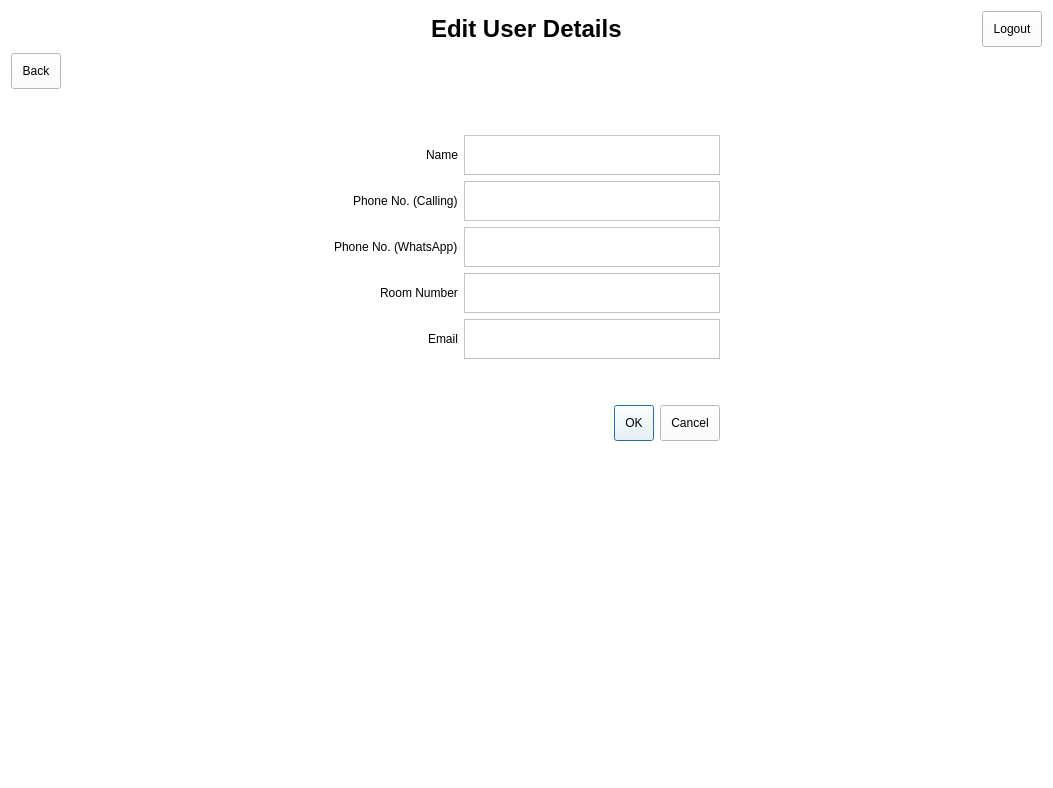
Old version of the form editdetails.ui in the repository arc-bphc/sims-gui.
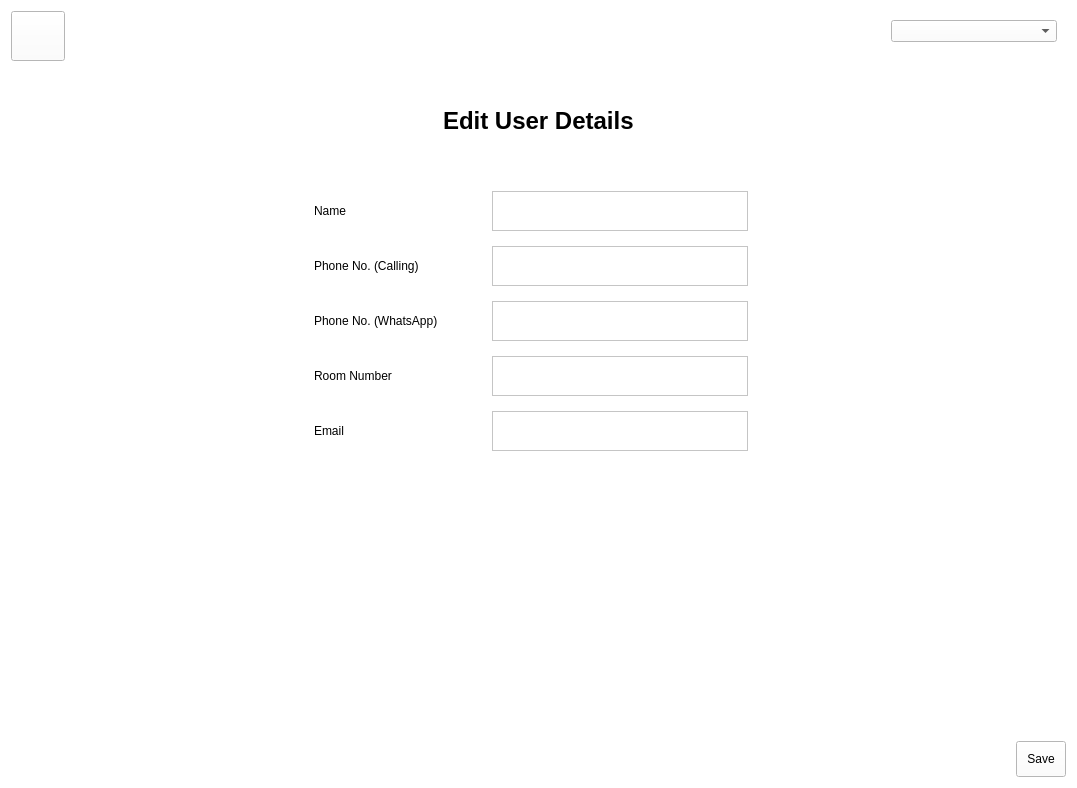
New version of the form. Icons and pictures are not drawn.

```diff
--- a/editdetails.ui
+++ b/editdetails.ui
@@ -6,7 +6,7 @@
    <rect>
     <x>0</x>
     <y>0</y>
-    <width>1053</width>
+    <width>1077</width>
     <height>788</height>
    </rect>
   </property>
@@ -24,27 +24,23 @@
 QWidget {background-color: white}
 </string>
   </property>
+  <layout class="QGridLayout" name="gridLayout_3">
+   <item row="1" column="0">
+    <spacer name="verticalSpacer">
+     <property name="orientation">
+      <enum>Qt::Vertical</enum>
+     </property>
+     <property name="sizeHint" stdset="0">
+      <size>
+       <width>20</width>
+       <height>40</height>
+      </size>
+     </property>
+    </spacer>
+   </item>
+   <item row="0" column="0">
   <layout class="QGridLayout" name="gridLayout_2">
-   <item row="0" column="0">
-    <layout class="QGridLayout" name="gridLayout">
-     <item row="1" column="0" alignment="Qt::AlignLeft|Qt::AlignTop">
-      <widget class="QPushButton" name="pushButton_2">
-       <property name="maximumSize">
-        <size>
-         <width>80</width>
-         <height>16777215</height>
-        </size>
-       </property>
-       <property name="text">
-        <string>Back</string>
-       </property>
-       <property name="icon">
-        <iconset>
-         <normaloff>ChevronLeft-128.png</normaloff>ChevronLeft-128.png</iconset>
-       </property>
-      </widget>
-     </item>
-     <item row="2" column="2">
+     <item row="1" column="1">
       <spacer name="verticalSpacer_2">
        <property name="orientation">
         <enum>Qt::Vertical</enum>
@@ -57,25 +53,27 @@
        </property>
       </spacer>
      </item>
-     <item row="9" column="2" alignment="Qt::AlignRight">
-      <widget class="QDialogButtonBox" name="buttonBox">
-       <property name="standardButtons">
-        <set>QDialogButtonBox::Cancel|QDialogButtonBox::Ok</set>
+     <item row="0" column="2" alignment="Qt::AlignRight|Qt::AlignTop">
+      <widget class="QWidget" name="" native="true">
+       <property name="minimumSize">
+        <size>
+         <width>250</width>
+         <height>0</height>
+        </size>
        </property>
-      </widget>
-     </item>
-     <item row="0" column="0" alignment="Qt::AlignLeft|Qt::AlignTop">
-      <widget class="QLabel" name="label_9">
-       <property name="sizePolicy">
-        <sizepolicy hsizetype="Fixed" vsizetype="Fixed">
-         <horstretch>0</horstretch>
-         <verstretch>0</verstretch>
-        </sizepolicy>
+       <property name="maximumSize">
+        <size>
+         <width>400</width>
+         <height>16777215</height>
+        </size>
        </property>
+       <layout class="QHBoxLayout" name="horizontalLayout">
+        <item>
+         <widget class="QLabel" name="label_8">
        <property name="maximumSize">
         <size>
-         <width>175</width>
-         <height>150</height>
+            <width>60</width>
+            <height>60</height>
         </size>
        </property>
        <property name="text">
@@ -89,7 +87,50 @@
        </property>
       </widget>
      </item>
-     <item row="5" column="1" alignment="Qt::AlignRight">
+        <item>
+         <widget class="QComboBox" name="comboBox"/>
+        </item>
+       </layout>
+      </widget>
+     </item>
+     <item row="4" column="0" colspan="3" alignment="Qt::AlignHCenter">
+      <widget class="QWidget" name="" native="true">
+       <property name="minimumSize">
+        <size>
+         <width>450</width>
+         <height>300</height>
+        </size>
+       </property>
+       <widget class="QWidget" name="">
+        <property name="geometry">
+         <rect>
+          <x>1</x>
+          <y>1</y>
+          <width>434</width>
+          <height>278</height>
+         </rect>
+        </property>
+        <layout class="QGridLayout" name="gridLayout">
+         <item row="0" column="1">
+          <widget class="QTextEdit" name="textEdit">
+           <property name="enabled">
+            <bool>false</bool>
+           </property>
+           <property name="sizePolicy">
+            <sizepolicy hsizetype="Preferred" vsizetype="Minimum">
+             <horstretch>0</horstretch>
+             <verstretch>0</verstretch>
+            </sizepolicy>
+           </property>
+           <property name="maximumSize">
+            <size>
+             <width>400</width>
+             <height>40</height>
+            </size>
+           </property>
+          </widget>
+         </item>
+         <item row="2" column="0">
       <widget class="QLabel" name="label_3">
        <property name="maximumSize">
         <size>
@@ -102,20 +143,20 @@
        </property>
       </widget>
      </item>
-     <item row="9" column="0">
-      <spacer name="horizontalSpacer_3">
-       <property name="orientation">
-        <enum>Qt::Horizontal</enum>
-       </property>
-       <property name="sizeHint" stdset="0">
+         <item row="1" column="0">
+          <widget class="QLabel" name="label_2">
+           <property name="maximumSize">
         <size>
-         <width>40</width>
-         <height>20</height>
-        </size>
-       </property>
-      </spacer>
-     </item>
-     <item row="4" column="2" alignment="Qt::AlignHCenter|Qt::AlignVCenter">
+             <width>16777215</width>
+             <height>40</height>
+            </size>
+           </property>
+           <property name="text">
+            <string>Phone No. (Calling)</string>
+           </property>
+          </widget>
+         </item>
+         <item row="1" column="1">
       <widget class="QTextEdit" name="textEdit_2">
        <property name="sizePolicy">
         <sizepolicy hsizetype="Preferred" vsizetype="Minimum">
@@ -131,20 +172,49 @@
        </property>
       </widget>
      </item>
+         <item row="3" column="0">
+          <widget class="QLabel" name="label_4">
+           <property name="maximumSize">
+            <size>
+             <width>16777215</width>
+             <height>40</height>
+            </size>
+           </property>
+           <property name="text">
+            <string>Room Number</string>
+           </property>
+          </widget>
+         </item>
      <item row="4" column="0">
-      <spacer name="horizontalSpacer">
-       <property name="orientation">
-        <enum>Qt::Horizontal</enum>
-       </property>
-       <property name="sizeHint" stdset="0">
+          <widget class="QLabel" name="label_5">
+           <property name="maximumSize">
+            <size>
+             <width>16777215</width>
+             <height>40</height>
+            </size>
+           </property>
+           <property name="text">
+            <string>Email</string>
+           </property>
+          </widget>
+         </item>
+         <item row="2" column="1">
+          <widget class="QTextEdit" name="textEdit_3">
+           <property name="sizePolicy">
+            <sizepolicy hsizetype="Preferred" vsizetype="Minimum">
+             <horstretch>0</horstretch>
+             <verstretch>0</verstretch>
+            </sizepolicy>
+           </property>
+           <property name="maximumSize">
         <size>
-         <width>40</width>
-         <height>20</height>
-        </size>
-       </property>
-      </spacer>
-     </item>
-     <item row="3" column="1" alignment="Qt::AlignRight">
+             <width>400</width>
+             <height>40</height>
+            </size>
+           </property>
+          </widget>
+         </item>
+         <item row="0" column="0">
       <widget class="QLabel" name="label">
        <property name="maximumSize">
         <size>
@@ -157,78 +227,78 @@
        </property>
       </widget>
      </item>
-     <item row="6" column="1" alignment="Qt::AlignRight">
-      <widget class="QLabel" name="label_4">
+         <item row="3" column="1">
+          <widget class="QTextEdit" name="textEdit_4">
+           <property name="sizePolicy">
+            <sizepolicy hsizetype="Preferred" vsizetype="Minimum">
+             <horstretch>0</horstretch>
+             <verstretch>0</verstretch>
+            </sizepolicy>
+           </property>
        <property name="maximumSize">
         <size>
-         <width>16777215</width>
+             <width>400</width>
          <height>40</height>
         </size>
        </property>
-       <property name="text">
-        <string>Room Number</string>
-       </property>
-      </widget>
-     </item>
-     <item row="4" column="1" alignment="Qt::AlignRight">
-      <widget class="QLabel" name="label_2">
+          </widget>
+         </item>
+         <item row="4" column="1">
+          <widget class="QTextEdit" name="textEdit_5">
+           <property name="sizePolicy">
+            <sizepolicy hsizetype="Preferred" vsizetype="Minimum">
+             <horstretch>0</horstretch>
+             <verstretch>0</verstretch>
+            </sizepolicy>
+           </property>
        <property name="maximumSize">
         <size>
-         <width>16777215</width>
+             <width>400</width>
          <height>40</height>
         </size>
        </property>
-       <property name="text">
-        <string>Phone No. (Calling)</string>
-       </property>
-      </widget>
-     </item>
-     <item row="4" column="3">
-      <spacer name="horizontalSpacer_2">
-       <property name="orientation">
-        <enum>Qt::Horizontal</enum>
-       </property>
-       <property name="sizeHint" stdset="0">
-        <size>
-         <width>40</width>
-         <height>20</height>
-        </size>
-       </property>
-      </spacer>
+          </widget>
+         </item>
+        </layout>
+       </widget>
+      </widget>
      </item>
-     <item row="0" column="1" colspan="2" alignment="Qt::AlignHCenter|Qt::AlignVCenter">
+     <item row="2" column="1" alignment="Qt::AlignHCenter|Qt::AlignTop">
       <widget class="QLabel" name="label_10">
        <property name="text">
         <string>&lt;html&gt;&lt;head/&gt;&lt;body&gt;&lt;p&gt;&lt;span style=&quot; font-size:18pt; font-weight:600;&quot;&gt;Edit User Details&lt;/span&gt;&lt;/p&gt;&lt;/body&gt;&lt;/html&gt;</string>
        </property>
       </widget>
      </item>
-     <item row="6" column="2" alignment="Qt::AlignHCenter">
-      <widget class="QTextEdit" name="textEdit_4">
-       <property name="sizePolicy">
-        <sizepolicy hsizetype="Preferred" vsizetype="Minimum">
-         <horstretch>0</horstretch>
-         <verstretch>0</verstretch>
-        </sizepolicy>
-       </property>
+     <item row="0" column="1" alignment="Qt::AlignHCenter|Qt::AlignTop">
+      <widget class="QLabel" name="label_7">
        <property name="maximumSize">
         <size>
-         <width>400</width>
-         <height>40</height>
+         <width>175</width>
+         <height>150</height>
         </size>
        </property>
+       <property name="text">
+        <string/>
+       </property>
+       <property name="pixmap">
+        <pixmap>13015184_719298964879056_6631447530178360880_n.png</pixmap>
+       </property>
+       <property name="scaledContents">
+        <bool>true</bool>
+       </property>
       </widget>
      </item>
-     <item row="0" column="3" alignment="Qt::AlignRight|Qt::AlignTop">
+     <item row="0" column="0" alignment="Qt::AlignLeft|Qt::AlignTop">
       <widget class="QPushButton" name="pushButton">
-       <property name="maximumSize">
+       <property name="minimumSize">
         <size>
-         <width>120</width>
-         <height>16777215</height>
+         <width>50</width>
+         <height>50</height>
         </size>
        </property>
        <property name="text">
-        <string>Logout</string>
+        <string/>
        </property>
        <property name="icon">
         <iconset theme="system-shutdown">
@@ -236,84 +306,7 @@
        </property>
       </widget>
      </item>
-     <item row="9" column="3">
-      <spacer name="horizontalSpacer_4">
-       <property name="orientation">
-        <enum>Qt::Horizontal</enum>
-       </property>
-       <property name="sizeHint" stdset="0">
-        <size>
-         <width>40</width>
-         <height>20</height>
-        </size>
-       </property>
-      </spacer>
-     </item>
-     <item row="7" column="1" alignment="Qt::AlignRight">
-      <widget class="QLabel" name="label_5">
-       <property name="maximumSize">
-        <size>
-         <width>16777215</width>
-         <height>40</height>
-        </size>
-       </property>
-       <property name="text">
-        <string>Email</string>
-       </property>
-      </widget>
-     </item>
-     <item row="7" column="2" alignment="Qt::AlignHCenter">
-      <widget class="QTextEdit" name="textEdit_5">
-       <property name="sizePolicy">
-        <sizepolicy hsizetype="Preferred" vsizetype="Minimum">
-         <horstretch>0</horstretch>
-         <verstretch>0</verstretch>
-        </sizepolicy>
-       </property>
-       <property name="maximumSize">
-        <size>
-         <width>400</width>
-         <height>40</height>
-        </size>
-       </property>
-      </widget>
-     </item>
-     <item row="5" column="2" alignment="Qt::AlignHCenter">
-      <widget class="QTextEdit" name="textEdit_3">
-       <property name="sizePolicy">
-        <sizepolicy hsizetype="Preferred" vsizetype="Minimum">
-         <horstretch>0</horstretch>
-         <verstretch>0</verstretch>
-        </sizepolicy>
-       </property>
-       <property name="maximumSize">
-        <size>
-         <width>400</width>
-         <height>40</height>
-        </size>
-       </property>
-      </widget>
-     </item>
-     <item row="3" column="2" alignment="Qt::AlignHCenter">
-      <widget class="QTextEdit" name="textEdit">
-       <property name="enabled">
-        <bool>false</bool>
-       </property>
-       <property name="sizePolicy">
-        <sizepolicy hsizetype="Preferred" vsizetype="Minimum">
-         <horstretch>0</horstretch>
-         <verstretch>0</verstretch>
-        </sizepolicy>
-       </property>
-       <property name="maximumSize">
-        <size>
-         <width>400</width>
-         <height>40</height>
-        </size>
-       </property>
-      </widget>
-     </item>
-     <item row="8" column="2">
+     <item row="3" column="1">
       <spacer name="verticalSpacer_3">
        <property name="orientation">
         <enum>Qt::Vertical</enum>
@@ -328,18 +321,21 @@
      </item>
     </layout>
    </item>
-   <item row="1" column="0">
-    <spacer name="verticalSpacer">
-     <property name="orientation">
-      <enum>Qt::Vertical</enum>
+   <item row="2" column="0" alignment="Qt::AlignRight|Qt::AlignBottom">
+    <widget class="QPushButton" name="pushButton_2">
+     <property name="text">
+      <string>Save</string>
      </property>
-     <property name="sizeHint" stdset="0">
+     <property name="icon">
+      <iconset theme="document-save"/>
+     </property>
+     <property name="iconSize">
       <size>
-       <width>20</width>
-       <height>40</height>
+       <width>24</width>
+       <height>24</height>
       </size>
      </property>
-    </spacer>
+    </widget>
    </item>
   </layout>
  </widget>
```
Left out of the diff: 6 changed lines with no effect on the pictures. Lines whose indentation alone changed are shown as unchanged.
